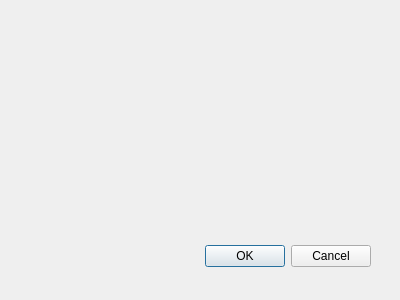
Old version of the form addrecord.ui in the repository rohinrohin/RecordIndexer.
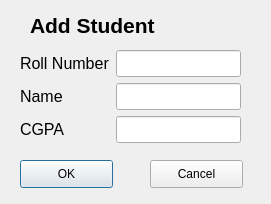
New version of the form.

```diff
--- a/addrecord.ui
+++ b/addrecord.ui
@@ -8,29 +8,138 @@
    <rect>
     <x>0</x>
     <y>0</y>
-    <width>400</width>
-    <height>300</height>
+    <width>271</width>
+    <height>204</height>
    </rect>
   </property>
   <property name="windowTitle">
    <string>Dialog</string>
   </property>
-  <widget name="buttonBox" class="QDialogButtonBox">
+  <widget class="QLabel" name="label_4">
    <property name="geometry">
     <rect>
      <x>30</x>
-     <y>240</y>
-     <width>341</width>
-     <height>32</height>
+     <y>10</y>
+     <width>191</width>
+     <height>31</height>
     </rect>
    </property>
-   <property name="orientation">
-    <enum>Qt::Horizontal</enum>
+   <property name="font">
+    <font>
+     <pointsize>16</pointsize>
+     <weight>75</weight>
+     <bold>true</bold>
+    </font>
    </property>
-   <property name="standardButtons">
-    <set>QDialogButtonBox::Cancel|QDialogButtonBox::Ok</set>
+   <property name="text">
+    <string>Add Student</string>
    </property>
   </widget>
+  <widget class="QPushButton" name="pushButton">
+   <property name="geometry">
+    <rect>
+     <x>20</x>
+     <y>160</y>
+     <width>93</width>
+     <height>28</height>
+    </rect>
+   </property>
+   <property name="text">
+    <string>OK</string>
+   </property>
+  </widget>
+  <widget class="QPushButton" name="pushButton_2">
+   <property name="geometry">
+    <rect>
+     <x>150</x>
+     <y>160</y>
+     <width>93</width>
+     <height>28</height>
+    </rect>
+   </property>
+   <property name="text">
+    <string>Cancel</string>
+   </property>
+  </widget>
+  <widget class="QWidget" name="layoutWidget">
+   <property name="geometry">
+    <rect>
+     <x>20</x>
+     <y>50</y>
+     <width>221</width>
+     <height>106</height>
+    </rect>
+   </property>
+   <layout class="QFormLayout" name="formLayout">
+    <item row="0" column="0">
+     <widget class="QLabel" name="label">
+      <property name="font">
+       <font>
+        <pointsize>12</pointsize>
+       </font>
+      </property>
+      <property name="text">
+       <string>Roll Number</string>
+      </property>
+     </widget>
+    </item>
+    <item row="0" column="1">
+     <widget class="QLineEdit" name="lineEdit">
+      <property name="font">
+       <font>
+        <pointsize>12</pointsize>
+       </font>
+      </property>
+     </widget>
+    </item>
+    <item row="1" column="1">
+     <widget class="QLineEdit" name="lineEdit_2">
+      <property name="font">
+       <font>
+        <pointsize>12</pointsize>
+       </font>
+      </property>
+     </widget>
+    </item>
+    <item row="2" column="1">
+     <widget class="QLineEdit" name="lineEdit_3">
+      <property name="font">
+       <font>
+        <pointsize>12</pointsize>
+       </font>
+      </property>
+     </widget>
+    </item>
+    <item row="1" column="0">
+     <widget class="QLabel" name="label_2">
+      <property name="font">
+       <font>
+        <pointsize>12</pointsize>
+       </font>
+      </property>
+      <property name="text">
+       <string>Name</string>
+      </property>
+     </widget>
+    </item>
+    <item row="2" column="0">
+     <widget class="QLabel" name="label_3">
+      <property name="font">
+       <font>
+        <pointsize>12</pointsize>
+       </font>
+      </property>
+      <property name="text">
+       <string>CGPA</string>
+      </property>
+     </widget>
+    </item>
+   </layout>
+  </widget>
+  <zorder>layoutWidget</zorder>
+  <zorder>label_4</zorder>
+  <zorder>pushButton</zorder>
+  <zorder>pushButton_2</zorder>
  </widget>
  <pixmapfunction/>
  <resources/>
```
Left out of the diff: 44 changed lines with no effect on the pictures.
